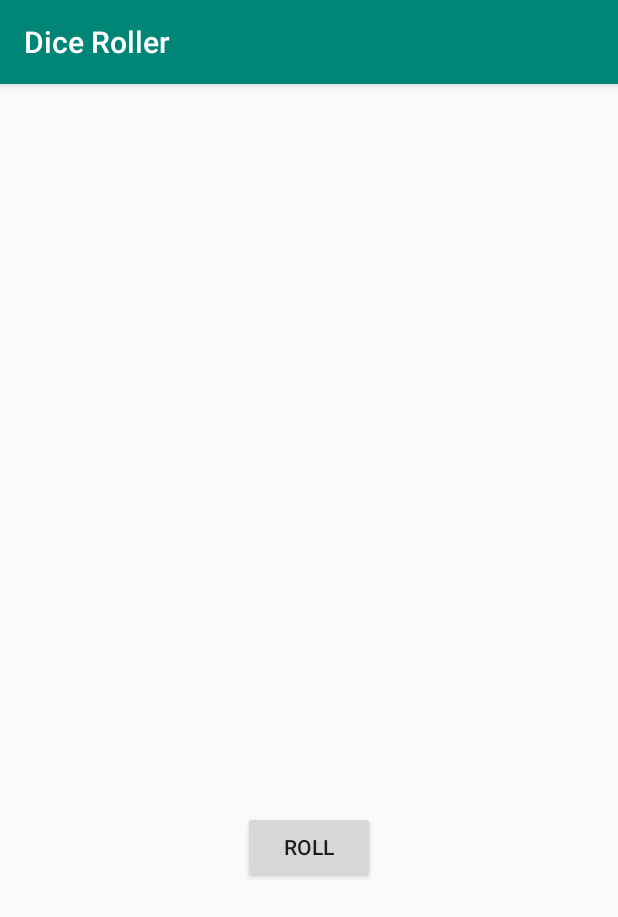
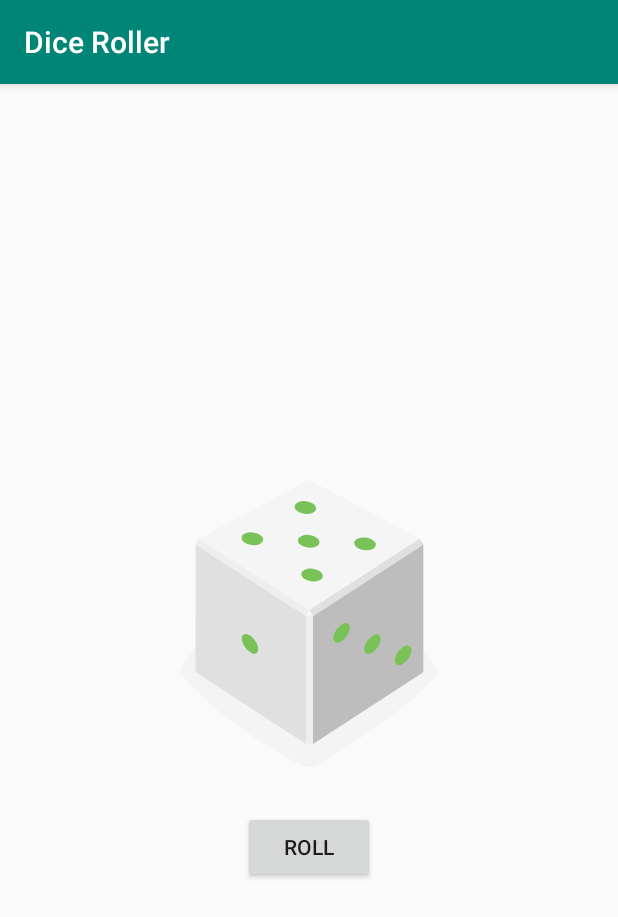
Before and after one commit to NeonCoal/FBPrototype, an Android app: the screen it shows after launch (MainActivity), after a tap on "ROLL", on a phone screen of 412 x 824 dp. Shown: the top 917 px of the screen. Run offline under Robolectric (Android 15) with nearby library versions, the phone set to English and light mode, and no system bars.

Commit message:
together forever
i put both versions together :')

```diff
--- a/app/src/main/java/com/example/android/diceroller/MainActivity.kt
+++ b/app/src/main/java/com/example/android/diceroller/MainActivity.kt
@@ -24,7 +24,7 @@ import java.util.*
 
 class MainActivity : AppCompatActivity() {
 
-    private lateinit var diceImage: ImageView
+    /* private lateinit var diceImage: ImageView
     private var index = 0
     override fun onCreate(savedInstanceState: Bundle?) {
         super.onCreate(savedInstanceState)
@@ -52,5 +52,33 @@ class MainActivity : AppCompatActivity() {
         }
 
         diceImage.setImageResource(drawableResource)
+    } */
+
+    lateinit var diceImage: ImageView
+
+    override fun onCreate(savedInstanceState: Bundle?) {
+        super.onCreate(savedInstanceState)
+        setContentView(R.layout.activity_main)
+
+        val rollButton: Button = findViewById(R.id.roll_button)
+        rollButton.setOnClickListener {
+            rollDice()
+        }
+
+        diceImage = findViewById(R.id.dice_image)
+    }
+
+    private fun rollDice() {
+        val randomInt = Random().nextInt(6) + 1
+        val drawableResource = when (randomInt) {
+            1 -> R.drawable.dice_1
+            2 -> R.drawable.dice_2
+            3 -> R.drawable.dice_3
+            4 -> R.drawable.dice_4
+            5 -> R.drawable.dice_5
+            else -> R.drawable.dice_6
+        }
+
+        diceImage.setImageResource(drawableResource)
     }
 }
```
